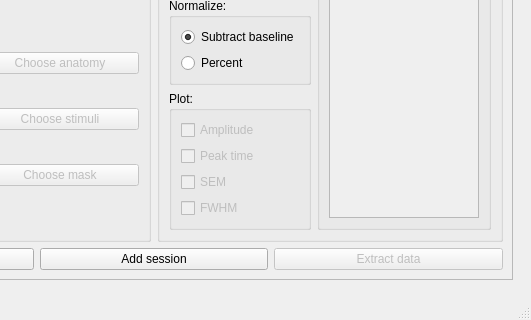
First picture: the form in src/ui/mainwindow.ui, repository pfechd/jabe, before the edit; both pictures show x 569 to 1100 and y 371 to 691 of the 1100 by 691 pixel window.
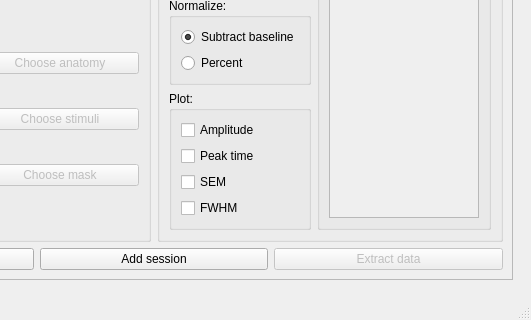
Second picture: the form after the edit.

Commit message: Save plot settings for group and individual

What changed in the file:
```diff
--- a/src/ui/mainwindow.ui
+++ b/src/ui/mainwindow.ui
@@ -901,7 +901,7 @@
                      <item>
                       <widget class="QCheckBox" name="checkbox_amplitude_individual">
                        <property name="enabled">
-                        <bool>false</bool>
+                        <bool>true</bool>
                        </property>
                        <property name="text">
                         <string>Amplitude</string>
@@ -911,7 +911,7 @@
                      <item>
                       <widget class="QCheckBox" name="checkbox_peak_individual">
                        <property name="enabled">
-                        <bool>false</bool>
+                        <bool>true</bool>
                        </property>
                        <property name="text">
                         <string>Peak time</string>
@@ -921,7 +921,7 @@
                      <item>
                       <widget class="QCheckBox" name="checkbox_sem_individual">
                        <property name="enabled">
-                        <bool>false</bool>
+                        <bool>true</bool>
                        </property>
                        <property name="text">
                         <string>SEM</string>
@@ -931,7 +931,7 @@
                      <item>
                       <widget class="QCheckBox" name="checkbox_fwhm_individual">
                        <property name="enabled">
-                        <bool>false</bool>
+                        <bool>true</bool>
                        </property>
                        <property name="text">
                         <string>FWHM</string>
```
Left out of the diff: 14 changed lines with no effect on the pictures. The commit also changes 1 other file.
